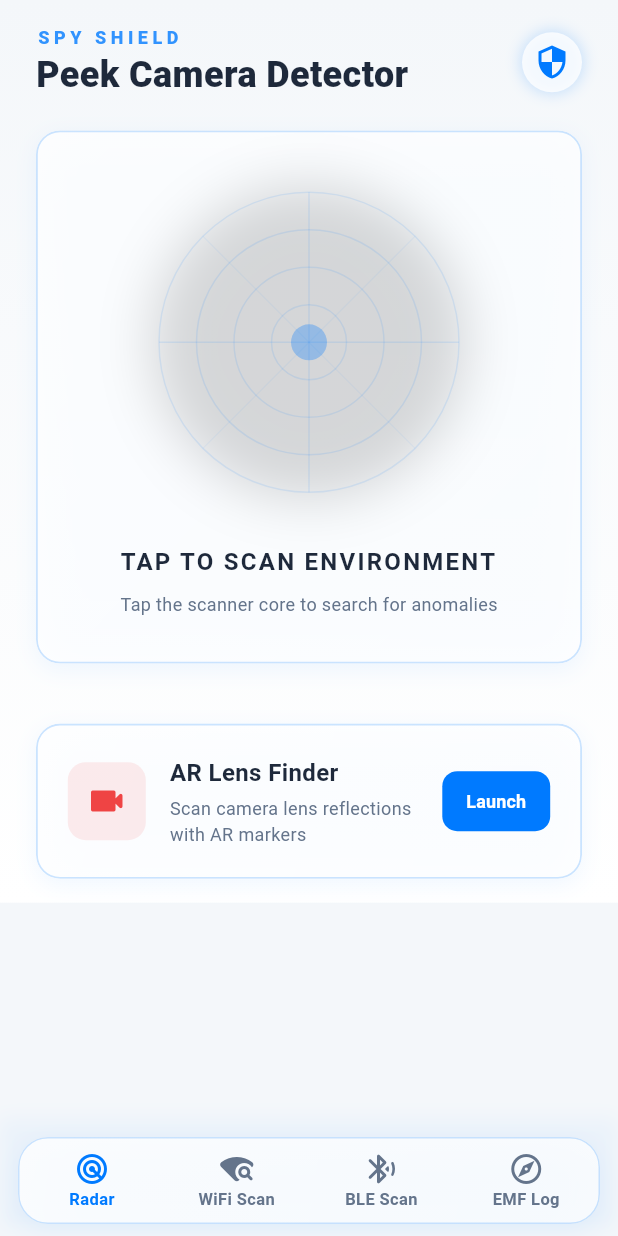
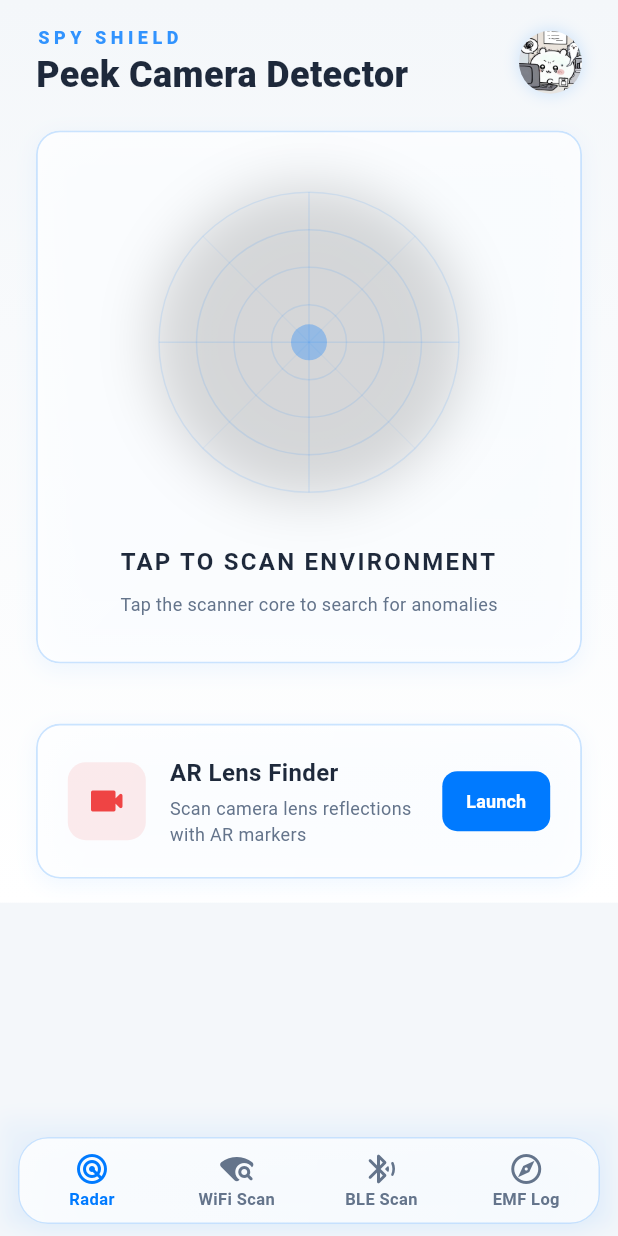
Before and after one commit to CuongBien/peek, a Flutter app: the screen it shows after launch, on a phone screen of 412 x 824 dp. Run offline on Flutter 3.47's test engine with Material 3 defaults, Android fonts, the phone set to English and light mode, and no system bars; our stand-ins replace camera, flutter_bloc, flutter_blue_plus, permission_handler, rxdart, sensors_plus; missing offline and left inert: network_info_plus; Roboto replaces fonts that are missing (Outfit).

Commit message:
(logo): add app logo

```diff
--- a/lib/features/home/screens/dashboard_screen.dart
+++ b/lib/features/home/screens/dashboard_screen.dart
@@ -106,7 +106,7 @@ class _DashboardScreenState extends State<DashboardScreen> with TickerProviderSt
             Text(
               "SPY SHIELD",
               style: TextStyle(
-                color: AppColors.accentCyan.withOpacity(0.8),
+                color: AppColors.accentBlue.withOpacity(0.8),
                 fontSize: 12,
                 fontWeight: FontWeight.w900,
                 letterSpacing: 3.0,
@@ -123,19 +123,34 @@ class _DashboardScreenState extends State<DashboardScreen> with TickerProviderSt
           ],
         ),
         Container(
+          width: 42,
+          height: 42,
           decoration: BoxDecoration(
             shape: BoxShape.circle,
             boxShadow: [
               BoxShadow(
-                color: AppColors.accentCyan.withOpacity(0.2),
+                color: AppColors.accentBlue.withOpacity(0.15),
                 blurRadius: 8,
                 spreadRadius: 1,
               ),
             ],
           ),
-          child: const CircleAvatar(
-            backgroundColor: AppColors.glassFill,
-            child: Icon(Icons.security, color: AppColors.accentCyan),
+          child: ClipOval(
+            child: Image.asset(
+              'assets/images/app_logo.jpg',
+              fit: BoxFit.cover,
+              errorBuilder: (context, error, stackTrace) {
+                return Container(
+                  color: AppColors.glassFill,
+                  alignment: Alignment.center,
+                  child: const Icon(
+                    Icons.security,
+                    color: AppColors.accentBlue,
+                    size: 22,
+                  ),
+                );
+              },
+            ),
           ),
         )
       ],
```
Also changed, not shown: pubspec.yaml (+9 -4 lines), assets/images/app_logo.jpg (added), assets/images/app_logo.png (added), pubspec.lock, 28 other files.
